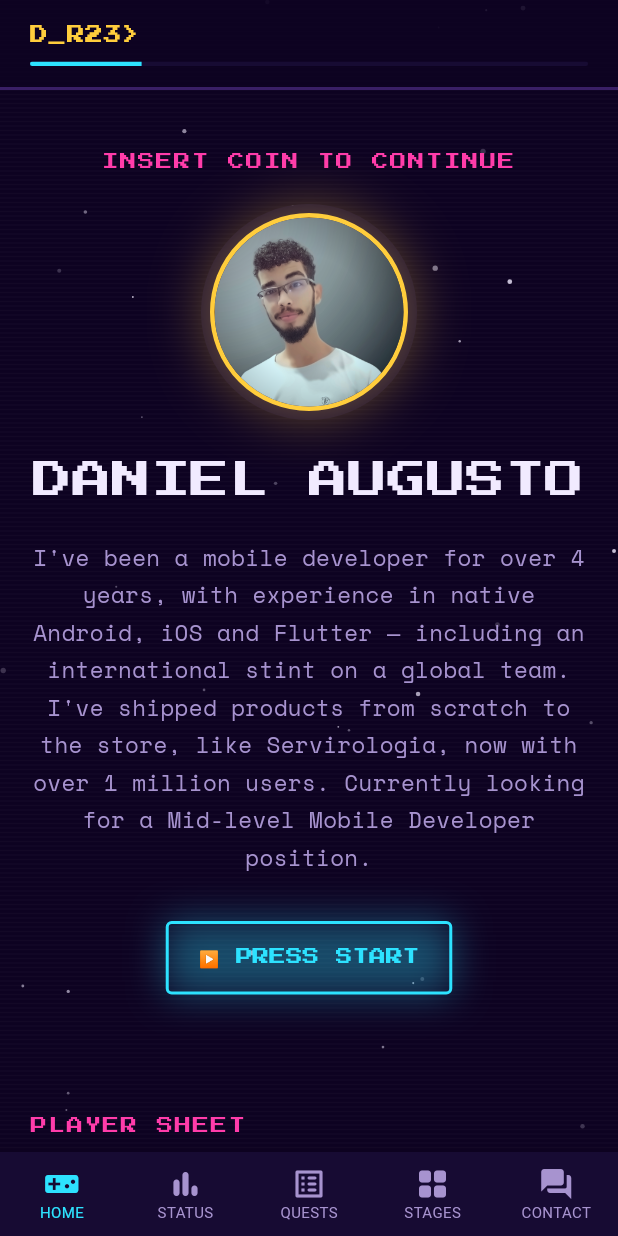
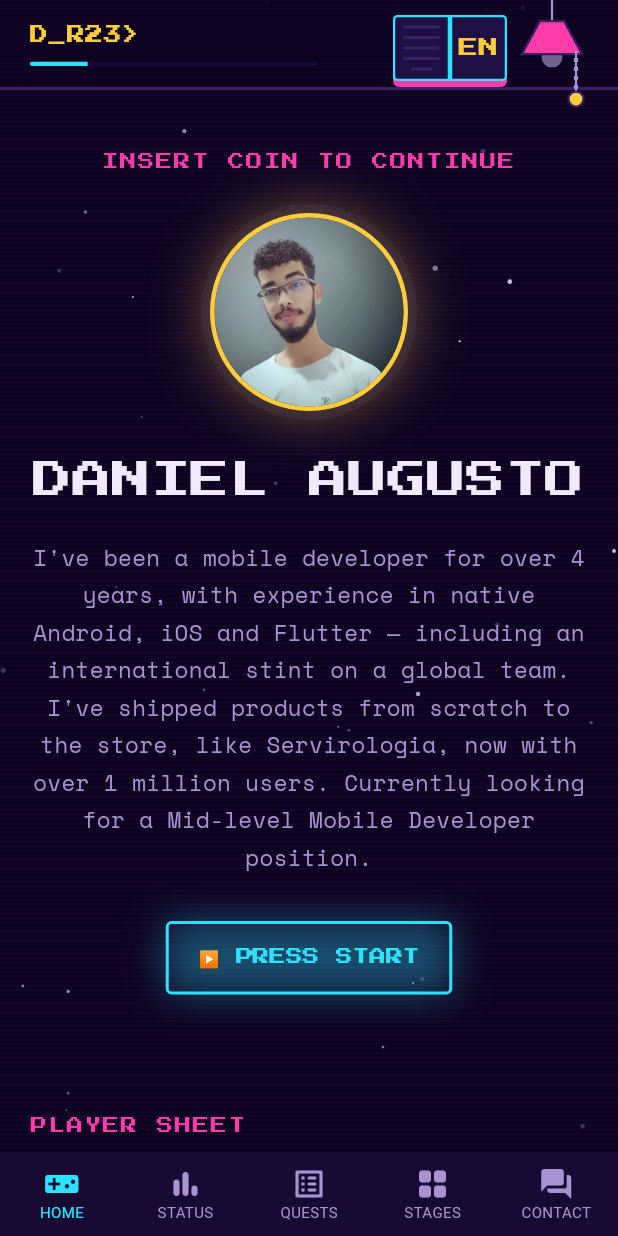
Before and after one commit to danielrgb23/danielrgb23.github.io, a Flutter app: the screen it shows after launch, on a phone screen of 412 x 824 dp. Run offline on Flutter 3.47's test engine with Material 3 defaults, Android fonts, the phone set to English and light mode, and no system bars; our stand-ins replace google_fonts, shared_preferences.

Commit message:
Add lamp (theme) and book (language) switches
A pendant lamp whose chain toggles light/dark and an open book that riffles
pages to switch PT/EN, each unlocking an achievement toast. Also fixes the
toast removing the same OverlayEntry twice when two show back to back.

Co-Authored-By: Claude Sonnet 5 <noreply@anthropic.com>

```diff
--- a/lib/widgets/app_shell.dart
+++ b/lib/widgets/app_shell.dart
@@ -5,10 +5,13 @@ import '../screens/hero_screen.dart';
 import '../screens/missions_screen.dart';
 import '../screens/stages_screen.dart';
 import '../screens/status_screen.dart';
+import '../state/app_settings.dart';
 import '../state/strings.dart';
 import '../theme/app_theme.dart';
 import 'achievement_toast.dart';
 import 'background_fx.dart';
+import 'book_switch.dart';
+import 'lamp_switch.dart';
 
 class AppShell extends StatefulWidget {
   const AppShell({super.key});
@@ -112,11 +115,38 @@ class _AppShellState extends State<AppShell> {
     return KeyEventResult.ignored;
   }
 
+  bool _lampAchieved = false;
+  bool _bookAchieved = false;
+
+  void _toggleTheme() {
+    AppSettings.instance.toggleTheme();
+    if (_lampAchieved) return;
+    _lampAchieved = true;
+    // Shown after the rebuild so the text matches the new state.
+    WidgetsBinding.instance.addPostFrameCallback((_) {
+      if (mounted) {
+        AchievementToast.show(
+          context,
+          AppSettings.instance.isDark ? S.lampOff : S.lampOn,
+        );
+      }
+    });
+  }
+
+  void _toggleLang() {
+    AppSettings.instance.toggleLang();
+    if (_bookAchieved) return;
+    _bookAchieved = true;
+    WidgetsBinding.instance.addPostFrameCallback((_) {
+      if (mounted) AchievementToast.show(context, S.bookFlip);
+    });
+  }
+
   @override
   Widget build(BuildContext context) {
     final sections = S.sections;
     final width = MediaQuery.of(context).size.width;
-    final isCompact = width < 640;
+    final isCompact = width < 760;
 
     final screens = [
       HeroScreen(onStart: () => _goTo(1)),
@@ -173,6 +203,22 @@ class _AppShellState extends State<AppShell> {
                 ],
               ),
             ),
+            // Lamp + book hang from the top-right corner, over the header.
+            Positioned(
+              top: MediaQuery.of(context).padding.top,
+              right: 12,
+              child: Row(
+                crossAxisAlignment: CrossAxisAlignment.start,
+                children: [
+                  Padding(
+                    padding: const EdgeInsets.only(top: 6),
+                    child: BookSwitch(onFlip: _toggleLang),
+                  ),
+                  const SizedBox(width: 6),
+                  LampSwitch(onToggle: _toggleTheme),
+                ],
+              ),
+            ),
           ],
         ),
         bottomNavigationBar: isCompact
@@ -222,7 +268,8 @@ class _Header extends StatelessWidget {
         color: AppColors.bg.withOpacity(0.85),
         border: Border(bottom: BorderSide(color: AppColors.border, width: 2)),
       ),
-      padding: const EdgeInsets.symmetric(horizontal: 20, vertical: 14),
+      // Right padding leaves room for the lamp + book overlay.
+      padding: const EdgeInsets.fromLTRB(20, 14, 200, 14),
       child: Column(
         crossAxisAlignment: CrossAxisAlignment.start,
         children: [
--- /dev/null
+++ b/lib/widgets/book_switch.dart
@@ -0,0 +1,209 @@
+import 'dart:math';
+import 'package:flutter/material.dart';
+import '../state/app_settings.dart';
+import '../state/strings.dart';
+import '../theme/app_theme.dart';
+
+/// A small open book. Tapping it riffles a few pages over, one after the
+/// other, and switches the language when the first page is mid-air. The
+/// visible right page shows the current language code.
+class BookSwitch extends StatefulWidget {
+  const BookSwitch({super.key, required this.onFlip});
+  final VoidCallback onFlip;
+
+  static const width = 76.0;
+  static const height = 52.0;
+
+  @override
+  State<BookSwitch> createState() => _BookSwitchState();
+}
+
+class _BookSwitchState extends State<BookSwitch>
+    with SingleTickerProviderStateMixin {
+  static const _pageW = BookSwitch.width / 2;
+  static const _pageH = BookSwitch.height - 8;
+  static const _pages = 4;
+  static const _stagger = 0.13;
+  static const _pageSpan = 0.48;
+
+  late final AnimationController _flip = AnimationController(
+    vsync: this,
+    duration: const Duration(milliseconds: 1600),
+  );
+
+  AppLang _from = AppSettings.instance.lang;
+
+  @override
+  void dispose() {
+    _flip.dispose();
+    super.dispose();
+  }
+
+  void _onTap() {
+    if (_flip.isAnimating) return;
+    _from = AppSettings.instance.lang;
+    // Language changes together with the animation, not after it.
+    widget.onFlip();
+    _flip.forward(from: 0);
+  }
+
+  static String _code(AppLang l) => l == AppLang.pt ? 'PT' : 'EN';
+
+  /// Angle (0..pi) of page [i] at the current animation time.
+  double _angle(int i) {
+    final start = i * _stagger;
+    final local = ((_flip.value - start) / _pageSpan).clamp(0.0, 1.0);
+    return Curves.easeInOutCubic.transform(local) * pi;
+  }
+
+  Widget _page({
+    String? code,
+    required bool left,
+    double shade = 0,
+  }) {
+    final base = AppColors.bgPanelAlt;
+    return Container(
+      width: _pageW,
+      height: _pageH,
+      decoration: BoxDecoration(
+        color: Color.lerp(base, Colors.black, shade),
+        border: Border.all(color: AppColors.cyan, width: 1.5),
+        borderRadius: BorderRadius.horizontal(
+          left: left ? const Radius.circular(3) : Radius.zero,
+          right: left ? Radius.zero : const Radius.circular(3),
+        ),
+      ),
+      alignment: Alignment.center,
+      child: code != null
+          ? Text(
+              code,
+              style: AppText.pixel.copyWith(fontSize: 13, color: AppColors.gold),
+            )
+          : Column(
+              mainAxisAlignment: MainAxisAlignment.center,
+              children: [
+                for (var i = 0; i < 5; i++)
+                  Container(
+                    margin: const EdgeInsets.symmetric(vertical: 2.5),
+                    width: _pageW - 14 - (i == 4 ? 10 : 0),
+                    height: 2,
+                    color: AppColors.border,
+                  ),
+              ],
+            ),
+    );
+  }
+
+  Widget _flyingPage(int i) {
+    final angle = _angle(i);
+    if (angle == 0 || angle == pi) return const SizedBox.shrink();
+    final showBack = angle > pi / 2;
+    // Darkest when edge-on, as if the page were catching less light.
+    final shade = 0.35 * (1 - (angle - pi / 2).abs() / (pi / 2));
+    return Positioned(
+      right: 0,
+      top: 4,
+      child: Transform(
+        alignment: Alignment.centerLeft,
+        transform: Matrix4.identity()
+          ..setEntry(3, 2, 0.006)
+          ..rotateY(-angle),
+        child: showBack
+            ? Transform(
+                alignment: Alignment.center,
+                transform: Matrix4.rotationY(pi),
+                child: _page(left: true, shade: shade),
+              )
+            : _page(
+                // The top page still shows the old language; the ones under
+                // it already show the new one, so the label never lags.
+                code: _code(i == 0 ? _from : AppSettings.instance.lang),
+                left: false,
+                shade: shade,
+              ),
+      ),
+    );
+  }
+
+  @override
+  Widget build(BuildContext context) {
+    final current = AppSettings.instance.lang;
+    return Semantics(
+      button: true,
+      label: S.bookTooltip,
+      child: Tooltip(
+        message: S.bookTooltip,
+        child: MouseRegion(
+          cursor: SystemMouseCursors.click,
+          child: GestureDetector(
+            behavior: HitTestBehavior.opaque,
+            onTap: _onTap,
+            child: AnimatedBuilder(
+              animation: _flip,
+              builder: (context, _) {
+                final flying = _flip.isAnimating;
+                // The book lifts slightly while its pages are riffling.
+                final lift = flying ? sin(_flip.value * pi) : 0.0;
+                // Left pages (already flipped) ascending, right ones
+                // descending, so the stacks look right mid-flight.
+                final order = List.generate(_pages, (i) => i)
+                  ..sort((a, b) {
+                    int key(int i) => _angle(i) > pi / 2 ? i : 10 - i;
+                    return key(a).compareTo(key(b));
+                  });
+                return Transform.translate(
+                  offset: Offset(0, -4 * lift),
+                  child: Transform.scale(
+                    scale: 1 + 0.12 * lift,
+                    child: SizedBox(
+                      width: BookSwitch.width,
+                      height: BookSwitch.height,
+                      child: Stack(
+                        children: [
+                          // Cover peeking out below the pages.
+                          Positioned.fill(
+                            top: 8,
+                            child: DecoratedBox(
+                              decoration: BoxDecoration(
+                                color: AppColors.magenta,
+                                borderRadius: BorderRadius.circular(4),
+                              ),
+                            ),
+                          ),
+                          Positioned(
+                            left: 0,
+                            top: 4,
+                            child: _page(left: true),
+                          ),
+                          Positioned(
+                            right: 0,
+                            top: 4,
+                            child: _page(code: _code(current), left: false),
+                          ),
+                          if (flying)
+                            for (final i in order) _flyingPage(i),
+                          // Spine.
+                          Align(
+                            alignment: Alignment.topCenter,
+                            child: Padding(
+                              padding: const EdgeInsets.only(top: 4),
+                              child: Container(
+                                width: 2,
+                                height: _pageH,
+                                color: AppColors.cyan,
+                              ),
+                            ),
+                          ),
+                        ],
+                      ),
+                    ),
+                  ),
+                );
+              },
+            ),
+          ),
+        ),
+      ),
+    );
+  }
+}
--- /dev/null
+++ b/lib/widgets/lamp_switch.dart
@@ -0,0 +1,223 @@
+import 'package:flutter/material.dart';
+import '../state/app_settings.dart';
+import '../state/strings.dart';
+import '../theme/app_theme.dart';
+
+/// A pendant lamp hanging from the top of the screen. Pulling its chain
+/// (tap, or drag down and release) toggles the light/dark theme: lamp on =
+/// light theme, lamp off = dark theme.
+class LampSwitch extends StatefulWidget {
+  const LampSwitch({super.key, required this.onToggle});
+  final VoidCallback onToggle;
+
+  static const width = 56.0;
+  static const height = 108.0;
+
+  @override
+  State<LampSwitch> createState() => _LampSwitchState();
+}
+
+class _LampSwitchState extends State<LampSwitch>
+    with TickerProviderStateMixin {
+  static const _maxPull = 18.0;
+
+  late final AnimationController _down; // chain being pulled (tap only)
+  late final AnimationController _spring; // chain springing back
+  late final AnimationController _glow;
+  double _pull = 0; // 0..1, how far the chain is pulled down
+  double _pullFrom = 0;
+
+  bool get _on => !AppSettings.instance.isDark;
+
+  @override
+  void initState() {
+    super.initState();
+    _glow = AnimationController(
+      vsync: this,
+      duration: const Duration(milliseconds: 1000),
+      value: _on ? 1 : 0,
+    );
+    _down = AnimationController(
+      vsync: this,
+      duration: const Duration(milliseconds: 420),
+    )..addListener(() {
+        setState(() => _pull = Curves.easeOut.transform(_down.value));
+      });
+    _spring = AnimationController(
+      vsync: this,
+      duration: const Duration(milliseconds: 1600),
+    )..addListener(() {
+        setState(() {
+          _pull = _pullFrom * (1 - Curves.elasticOut.transform(_spring.value));
+        });
+      });
+    AppSettings.instance.addListener(_syncGlow);
+  }
+
+  void _syncGlow() {
+    if (_on) {
+      _glow.forward();
+    } else {
+      _glow.reverse();
+    }
+  }
+
+  @override
+  void dispose() {
+    AppSettings.instance.removeListener(_syncGlow);
+    _down.dispose();
+    _spring.dispose();
+    _glow.dispose();
+    super.dispose();
+  }
+
+  /// A plain click: pull the chain down slowly, flip the light at the
+  /// bottom of the pull, then let the chain swing back.
+  Future<void> _tap() async {
+    if (_down.isAnimating || _spring.isAnimating) return;
+    await _down.forward(from: 0);
+    if (mounted) _release(toggle: true);
+  }
+
+  void _release({required bool toggle}) {
+    _pullFrom = toggle ? 1 : _pull;
+    _spring.forward(from: 0);
+    if (toggle) widget.onToggle();
+  }
+
+  @override
+  Widget build(BuildContext context) {
+    return Semantics(
+      button: true,
+      label: S.lampTooltip,
+      child: Tooltip(
+        message: S.lampTooltip,
+        child: MouseRegion(
+          cursor: SystemMouseCursors.click,
+          child: GestureDetector(
+            behavior: HitTestBehavior.opaque,
+            onTap: _tap,
+            onVerticalDragStart: (_) {
+              _spring.stop();
+              _down.stop();
+            },
+            onVerticalDragUpdate: (d) => setState(() {
+              _pull = (_pull + d.delta.dy / _maxPull).clamp(0.0, 1.0);
+            }),
+            onVerticalDragEnd: (_) => _release(toggle: _pull > 0.6),
+            // Flutter also fires "cancel" for a plain tap (drag rejected), so
+            // only spring back if the chain was actually being dragged.
+            onVerticalDragCancel: () {
+              if (_pull > 0 && !_down.isAnimating) _release(toggle: false);
+            },
+            child: AnimatedBuilder(
+              animation: _glow,
+              builder: (context, _) => CustomPaint(
+                size: const Size(LampSwitch.width, LampSwitch.height),
+                painter: _LampPainter(
+                  glow: _glow.value,
+                  pull: _pull * _maxPull,
+                  cord: AppColors.textDim,
+                  shade: AppColors.magenta,
+                  outline: AppColors.border,
+                ),
+              ),
+            ),
+          ),
+        ),
+      ),
+    );
+  }
+}
+
+class _LampPainter extends CustomPainter {
+  _LampPainter({
+    required this.glow,
+    required this.pull,
+    required this.cord,
+    required this.shade,
+    required this.outline,
+  });
+  final double glow; // 0 = off, 1 = on
+  final double pull; // pixels the chain is pulled down
+  final Color cord, shade, outline;
+
+  @override
+  void paint(Canvas canvas, Size size) {
+    const cx = 24.0;
+    final line = Paint()
+      ..color = cord
+      ..strokeWidth = 1.5
+      ..style = PaintingStyle.stroke;
+
+    // Warm halo, only visible when the lamp is on.
+    if (glow > 0) {
+      final halo = Paint()
+        ..shader = RadialGradient(
+          colors: [
+            const Color(0xFFFFCD3C).withOpacity(0.55 * glow),
+            const Color(0xFFFFCD3C).withOpacity(0),
+          ],
+        ).createShader(Rect.fromCircle(center: const Offset(cx, 40), radius: 54));
+      canvas.drawCircle(const Offset(cx, 40), 54, halo);
+    }
+
+    // Power cord from the ceiling.
+    canvas.drawLine(const Offset(cx, 0), const Offset(cx, 14), line);
+
+    // Bulb (drawn before the shade so the shade overlaps its top).
+    final bulbColor = Color.lerp(const Color(0xFF6F6390), const Color(0xFFFFE27A), glow)!;
+    canvas.drawCircle(const Offset(cx, 38), 7, Paint()..color = bulbColor);
+    if (glow > 0) {
+      canvas.drawCircle(
+        const Offset(cx, 38),
+        7,
+        Paint()
+          ..color = Colors.white.withOpacity(0.7 * glow)
+          ..maskFilter = const MaskFilter.blur(BlurStyle.normal, 4),
+      );
+    }
+
+    // Shade.
+    final shadePath = Path()
+      ..moveTo(cx - 8, 14)
+      ..lineTo(cx + 8, 14)
+      ..lineTo(cx + 20, 36)
+      ..lineTo(cx - 20, 36)
+      ..close();
+    canvas.drawPath(shadePath, Paint()..color = shade);
+    canvas.drawPath(
+      shadePath,
+      Paint()
+        ..color = outline
+        ..style = PaintingStyle.stroke
+        ..strokeWidth = 1.5,
+    );
+
+    // Pull chain: little beads hanging from the shade's edge, with a handle.
+    const chainX = cx + 16;
+    final endY = 62 + pull;
+    canvas.drawLine(const Offset(chainX, 34), Offset(chainX, endY), line);
+    final bead = Paint()..color = cord;
+    for (double y = 40; y < endY; y += 6) {
+      canvas.drawCircle(Offset(chainX, y), 1.6, bead);
+    }
+    canvas.drawCircle(Offset(chainX, endY + 4), 5, Paint()..color = const Color(0xFFFFCD3C));
+    canvas.drawCircle(
+      Offset(chainX, endY + 4),
+      5,
+      Paint()
+        ..color = outline
+        ..style = PaintingStyle.stroke
+        ..strokeWidth = 1.5,
+    );
+  }
+
+  @override
+  bool shouldRepaint(covariant _LampPainter old) =>
+      old.glow != glow ||
+      old.pull != pull ||
+      old.cord != cord ||
+      old.shade != shade ||
+      old.outline != outline;
+}
```
Also changed, not shown: lib/widgets/achievement_toast.dart (+10 -2 lines), 1 other file.
